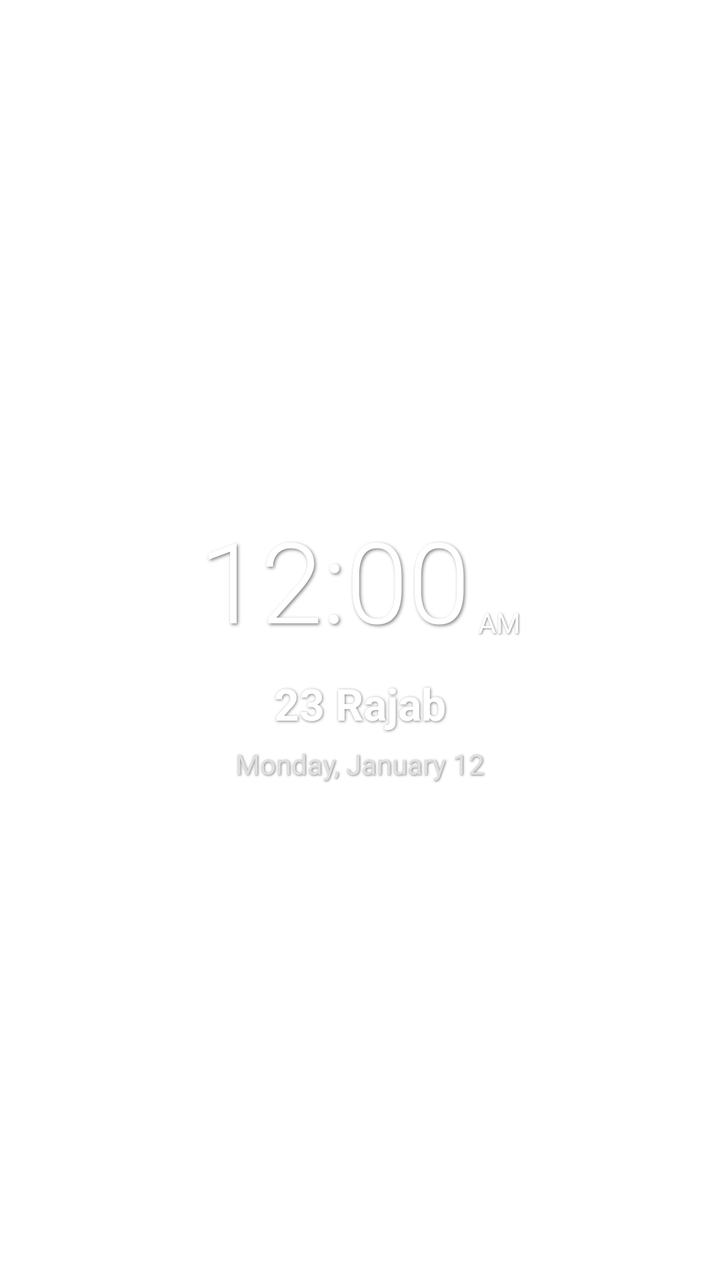
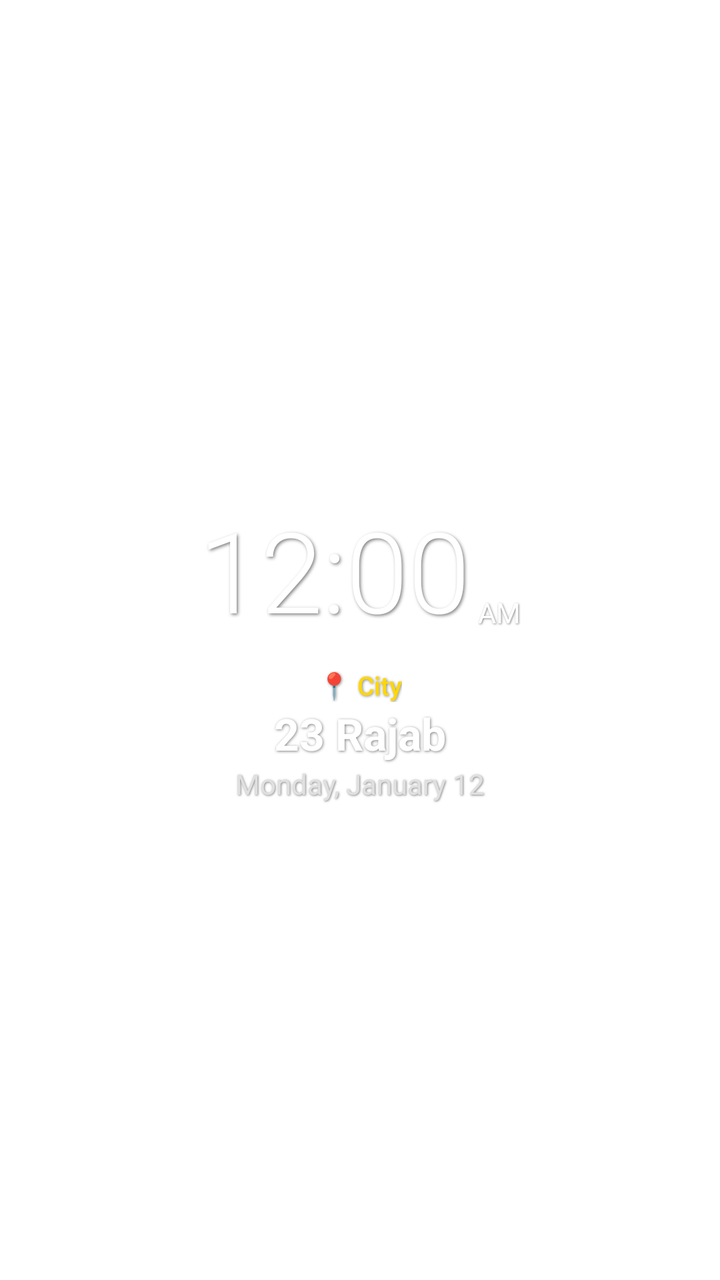

Two renders of the same Android screen: before a commit and after it. Below are the layout's source before the change and the commit's diff.
<!-- AndroidManifest.xml: application theme Theme.HijriCalendarWidget -->
<!-- res/layout/widget_hijri_calendar_v2.xml -->
<?xml version="1.0" encoding="utf-8"?>
<LinearLayout xmlns:android="http://schemas.android.com/apk/res/android"
    android:id="@+id/widget_root"
    android:layout_width="match_parent"
    android:layout_height="wrap_content"
    android:clipChildren="false"
    android:clipToPadding="false"
    android:orientation="vertical"
    android:gravity="center"
    android:paddingTop="8dp"
    android:paddingBottom="2dp"
    android:paddingStart="4dp"
    android:paddingEnd="4dp">

    
    <LinearLayout
        android:layout_width="wrap_content"
        android:layout_height="wrap_content"
        android:clipChildren="false"
        android:clipToPadding="false"
        android:orientation="horizontal"
        android:gravity="center"
        android:layout_marginBottom="4dp">

        <FrameLayout
            android:layout_width="wrap_content"
            android:layout_height="wrap_content"
            android:layout_marginEnd="4dp"
            android:layout_marginBottom="8dp"
            android:layout_gravity="bottom">
            
            <LinearLayout
                android:id="@+id/ll_day_left_normal"
                android:layout_width="wrap_content"
                android:layout_height="wrap_content"
                android:orientation="vertical"
                android:gravity="center_horizontal|bottom"
                android:visibility="gone">

                
                <TextView
                    android:id="@+id/day_arabic_text_left"
                    android:layout_width="wrap_content"
                    android:layout_height="wrap_content"
                    android:text="الاثنين"
                    android:textSize="14sp"
                    android:textColor="@android:color/white"
                    android:fontFamily="sans-serif-black"
                    android:singleLine="true"
                    android:includeFontPadding="false"
                    android:visibility="gone"/>

                
                <TextView
                    android:id="@+id/day_english_text_left"
                    android:layout_width="wrap_content"
                    android:layout_height="wrap_content"
                    android:text="Mon"
                    android:textSize="14sp"
                    android:textColor="@android:color/white"
                    android:fontFamily="sans-serif-black"
                    android:singleLine="true"
                    android:includeFontPadding="false"
                    android:visibility="gone"/>
            </LinearLayout>

            <FrameLayout
                android:id="@+id/ll_day_left_rotated"
                android:layout_width="28dp"
                android:layout_height="80dp"
                android:layout_marginEnd="6dp"
                android:visibility="visible">

                <TextView
                    android:id="@+id/day_arabic_rotated_left"
                    android:layout_width="80dp"
                    android:layout_height="28dp"
                    android:layout_gravity="center"
                    android:gravity="center"
                    android:rotation="-90"
                    android:text="الاثنين"
                    android:textSize="14sp"
                    android:textColor="@android:color/white"
                    android:fontFamily="sans-serif-bold"
                    android:maxLines="1"
                    android:paddingBottom="2dp"
                    android:includeFontPadding="false"
                    android:visibility="gone"/>

                <TextView
                    android:id="@+id/day_english_rotated_left"
                    android:layout_width="80dp"
                    android:layout_height="28dp"
                    android:layout_gravity="center"
                    android:gravity="center"
                    android:rotation="-90"
                    android:text="Mon"
                    android:textSize="14sp"
                    android:textColor="@android:color/white"
                    android:fontFamily="sans-serif-bold"
                    android:maxLines="1"
                    android:paddingBottom="2dp"
                    android:includeFontPadding="false"
                    android:visibility="gone"/>
            </FrameLayout>
        </FrameLayout>

        
        <TextView
            android:id="@+id/temperature_text"
            android:layout_width="wrap_content"
            android:layout_height="wrap_content"
            android:text="--"
            android:textSize="20sp"
            android:textColor="@android:color/white"
            android:fontFamily="sans-serif-light"
            android:layout_marginEnd="8dp"
            android:layout_gravity="center_vertical"
            android:shadowColor="#80000000"
            android:shadowDx="2"
            android:shadowDy="2"
            android:shadowRadius="4"
            android:includeFontPadding="false"
            android:visibility="gone" />

        
        <TextClock
            android:id="@+id/clock_text"
            android:layout_width="wrap_content"
            android:layout_height="wrap_content"
            android:format12Hour="h:mm"
            android:format24Hour="kk:mm"
            android:textSize="56sp"
            android:textColor="@android:color/white"
            android:fontFamily="sans-serif-light"
            android:shadowColor="#80000000"
            android:shadowDx="2"
            android:shadowDy="2"
            android:shadowRadius="4"
            android:includeFontPadding="false" />

        <LinearLayout
            android:layout_width="wrap_content"
            android:layout_height="wrap_content"
            android:orientation="horizontal"
            android:gravity="center_vertical|bottom"
            android:layout_marginStart="4dp"
            android:layout_marginBottom="8dp">

            
            <TextClock
                android:id="@+id/ampm_text"
                android:layout_width="wrap_content"
                android:layout_height="wrap_content"
                android:format12Hour="a"
                android:format24Hour=""
                android:textSize="14sp"
                android:textColor="@android:color/white"
                android:fontFamily="sans-serif"
                android:shadowColor="#80000000"
                android:shadowDx="1"
                android:shadowDy="1"
                android:shadowRadius="2"
                android:layout_marginEnd="4dp"
                android:layout_marginBottom="2dp"/> 

            <FrameLayout
                android:layout_width="wrap_content"
                android:layout_height="wrap_content"
                android:layout_gravity="bottom">
                
                <LinearLayout
                    android:id="@+id/ll_day_right_normal"
                    android:layout_width="wrap_content"
                    android:layout_height="wrap_content"
                    android:orientation="vertical"
                    android:gravity="center_horizontal|bottom"
                    android:visibility="visible">

                    <TextView
                        android:id="@+id/day_arabic_text"
                        android:layout_width="wrap_content"
                        android:layout_height="wrap_content"
                        android:text="الاثنين"
                        android:textSize="14sp"
                        android:textColor="@android:color/white"
                        android:fontFamily="sans-serif-black"
                        android:singleLine="true"
                        android:includeFontPadding="false"
                        android:visibility="gone"/>

                    <TextView
                        android:id="@+id/day_english_text"
                        android:layout_width="wrap_content"
                        android:layout_height="wrap_content"
                        android:text="Mon"
                        android:textSize="14sp"
                        android:textColor="@android:color/white"
                        android:fontFamily="sans-serif-black"
                        android:singleLine="true"
                        android:includeFontPadding="false"
                        android:visibility="gone"/>
                </LinearLayout>

                <FrameLayout
                    android:id="@+id/ll_day_right_rotated"
                    android:layout_width="28dp"
                    android:layout_height="80dp"
                    android:layout_marginStart="6dp"
                    android:visibility="visible">

                    <TextView
                        android:id="@+id/day_arabic_rotated"
                        android:layout_width="80dp"
                        android:layout_height="28dp"
                        android:layout_gravity="center"
                        android:gravity="center"
                        android:rotation="90"
                        android:text="الاثنين"
                        android:textSize="14sp"
                        android:textColor="@android:color/white"
                        android:fontFamily="sans-serif-bold"
                        android:maxLines="1"
                        android:paddingBottom="2dp"
                        android:includeFontPadding="false"
                        android:visibility="gone"/>

                    <TextView
                        android:id="@+id/day_english_rotated"
                        android:layout_width="80dp"
                        android:layout_height="28dp"
                        android:layout_gravity="center"
                        android:gravity="center"
                        android:rotation="90"
                        android:text="Mon"
                        android:textSize="14sp"
                        android:textColor="@android:color/white"
                        android:fontFamily="sans-serif-bold"
                        android:maxLines="1"
                        android:paddingBottom="2dp"
                        android:includeFontPadding="false"
                        android:visibility="gone"/>
                </FrameLayout>
            </FrameLayout>
        </LinearLayout>

    </LinearLayout>

    
    <TextView
        android:id="@+id/day_horizontal_text"
        android:layout_width="wrap_content"
        android:layout_height="wrap_content"
        android:text="Monday - الاثنين"
        android:textSize="16sp"
        android:textColor="@android:color/white"
        android:fontFamily="sans-serif-bold"
        android:singleLine="true"
        android:includeFontPadding="false"
        android:layout_marginTop="-8dp"
        android:layout_marginBottom="4dp"
        android:visibility="gone"/>

    
    <TextView
        android:id="@+id/hijri_date_text"
        android:layout_width="wrap_content"
        android:layout_height="wrap_content"
        android:text="23 Rajab"
        android:textSize="22sp"
        android:textColor="@android:color/white"
        android:textStyle="bold"
        android:fontFamily="sans-serif"
        android:maxLines="1"
        android:paddingBottom="6dp"
        android:shadowColor="#80000000"
        android:shadowDx="1"
        android:shadowDy="1"
        android:shadowRadius="3"
        android:layout_marginTop="-4dp"/>

    
    <TextView
        android:id="@+id/gregorian_date_text"
        android:layout_width="wrap_content"
        android:layout_height="wrap_content"
        android:text="Monday, January 12"
        android:textSize="14sp"
        android:textColor="#E0E0E0"
        android:fontFamily="sans-serif"
        android:maxLines="1"
        android:paddingBottom="6dp"
        android:shadowColor="#80000000"
        android:shadowDx="1"
        android:shadowDy="1"
        android:shadowRadius="2"
        android:layout_marginTop="0dp"
        android:layout_marginBottom="0dp" />

</LinearLayout>
<!-- resources referenced by this layout -->
<resources>
  <style name="Theme.HijriCalendarWidget" parent="Theme.MaterialComponents.DayNight.DarkActionBar">
          
          <item name="colorPrimary">@color/purple_500</item>
          <item name="colorPrimaryVariant">@color/purple_700</item>
          <item name="colorOnPrimary">@color/white</item>
          
          <item name="colorSecondary">@color/teal_200</item>
          <item name="colorSecondaryVariant">@color/teal_700</item>
          <item name="colorOnSecondary">@color/black</item>
      </style>
  <color name="purple_500">#FF6200EE</color>
  <color name="purple_700">#FF3700B3</color>
  <color name="white">#FFFFFFFF</color>
  <color name="teal_200">#FF03DAC5</color>
  <color name="teal_700">#FF018786</color>
  <color name="black">#FF000000</color>
</resources>

<!-- the commit's change to res/layout/widget_hijri_calendar_v2.xml (unified diff, before → after) -->
@@ -104,24 +104,6 @@
                     android:visibility="gone"/>
             </FrameLayout>
         </FrameLayout>
-
-        
-        <TextView
-            android:id="@+id/temperature_text"
-            android:layout_width="wrap_content"
-            android:layout_height="wrap_content"
-            android:text="--"
-            android:textSize="20sp"
-            android:textColor="@android:color/white"
-            android:fontFamily="sans-serif-light"
-            android:layout_marginEnd="8dp"
-            android:layout_gravity="center_vertical"
-            android:shadowColor="#80000000"
-            android:shadowDx="2"
-            android:shadowDy="2"
-            android:shadowRadius="4"
-            android:includeFontPadding="false"
-            android:visibility="gone" />
 
         
         <TextClock
@@ -247,19 +229,68 @@
     </LinearLayout>
 
     
-    <TextView
-        android:id="@+id/day_horizontal_text"
-        android:layout_width="wrap_content"
+    <LinearLayout
+        android:id="@+id/city_temp_row"
+        android:layout_width="match_parent"
         android:layout_height="wrap_content"
-        android:text="Monday - الاثنين"
-        android:textSize="16sp"
-        android:textColor="@android:color/white"
-        android:fontFamily="sans-serif-bold"
-        android:singleLine="true"
-        android:includeFontPadding="false"
-        android:layout_marginTop="-8dp"
-        android:layout_marginBottom="4dp"
-        android:visibility="gone"/>
+        android:orientation="horizontal"
+        android:gravity="center"
+        android:layout_marginTop="0dp"
+        android:layout_marginBottom="1dp">
+
+        <TextView
+            android:id="@+id/city_text"
+            android:layout_width="wrap_content"
+            android:layout_height="wrap_content"
+            android:maxWidth="140dp"
+            android:text="📍 City"
+            android:textSize="13sp"
+            android:textColor="#FFFFD700"
+            android:fontFamily="sans-serif-medium"
+            android:maxLines="1"
+            android:ellipsize="end"
+            android:gravity="center_vertical"
+            android:includeFontPadding="false"
+            android:layout_gravity="center_vertical"
+            android:shadowColor="#80000000"
+            android:shadowDx="1"
+            android:shadowDy="1"
+            android:shadowRadius="3"
+            android:autoSizeTextType="uniform"
+            android:autoSizeMinTextSize="10sp"
+            android:autoSizeMaxTextSize="13sp"
+            android:autoSizeStepGranularity="1sp"
+            android:visibility="visible"/>
+
+        <TextView
+            android:id="@+id/city_temp_sep"
+            android:layout_width="wrap_content"
+            android:layout_height="wrap_content"
+            android:text="|"
+            android:textSize="12sp"
+            android:textColor="#AAAAAA"
+            android:includeFontPadding="false"
+            android:layout_gravity="center_vertical"
+            android:layout_marginStart="4dp"
+            android:layout_marginEnd="4dp"
+            android:visibility="gone"/>
+
+        <TextView
+            android:id="@+id/temperature_text"
+            android:layout_width="wrap_content"
+            android:layout_height="wrap_content"
+            android:text="--"
+            android:textSize="20sp"
+            android:textColor="@android:color/white"
+            android:fontFamily="sans-serif-light"
+            android:layout_gravity="center_vertical"
+            android:shadowColor="#80000000"
+            android:shadowDx="2"
+            android:shadowDy="2"
+            android:shadowRadius="4"
+            android:includeFontPadding="false"
+            android:visibility="gone"/>
+    </LinearLayout>
 
     
     <TextView
@@ -272,12 +303,13 @@
         android:textStyle="bold"
         android:fontFamily="sans-serif"
         android:maxLines="1"
-        android:paddingBottom="6dp"
+        android:ellipsize="end"
+        android:paddingBottom="1dp"
         android:shadowColor="#80000000"
         android:shadowDx="1"
         android:shadowDy="1"
         android:shadowRadius="3"
-        android:layout_marginTop="-4dp"/>
+        android:layout_marginTop="0dp"/>
 
     
     <TextView
@@ -289,7 +321,8 @@
         android:textColor="#E0E0E0"
         android:fontFamily="sans-serif"
         android:maxLines="1"
-        android:paddingBottom="6dp"
+        android:ellipsize="end"
+        android:paddingBottom="1dp"
         android:shadowColor="#80000000"
         android:shadowDx="1"
         android:shadowDy="1"
